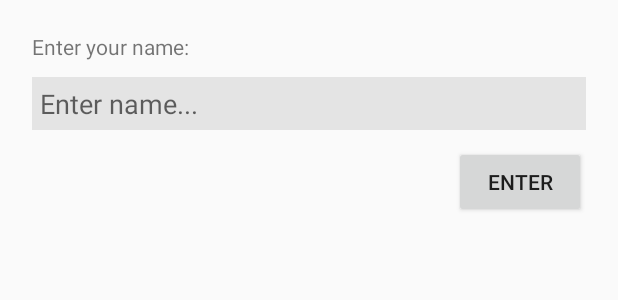
After one commit to prateekmadhikar/ece416chat, an Android app: the layout activity_start.xml on its own in the app's theme, with its tools: preview values and no code run, on a phone screen of 412 x 824 dp. The commit adds this screen. Shown: the top 300 px of the screen. Run offline under Robolectric (Android 15) with nearby library versions, the phone set to English and light mode, and no system bars.

Commit message:
Add Activity to start app and prompt for a name. Add functionality for register, list group users, joining and leaving groups.

```diff
--- /dev/null
+++ b/app/Snaikbytes/app/src/main/res/layout/activity_start.xml
@@ -0,0 +1,36 @@
+<?xml version="1.0" encoding="utf-8"?>
+<LinearLayout xmlns:android="http://schemas.android.com/apk/res/android"
+    xmlns:tools="http://schemas.android.com/tools"
+    android:id="@+id/activity_start"
+    android:layout_width="match_parent"
+    android:layout_height="match_parent"
+    android:padding="16dp"
+    android:orientation="vertical"
+    tools:context="ece416.snaikbytes.StartActivity">
+
+    <TextView
+        android:layout_width="wrap_content"
+        android:layout_height="wrap_content"
+        android:layout_margin="5dp"
+        android:text="Enter your name: " />
+
+    <EditText
+        android:id="@+id/name"
+        android:background="@color/mainEditTextBg"
+        android:layout_width="match_parent"
+        android:layout_height="35dp"
+        android:layout_margin="5dp"
+        android:padding="5dp"
+        android:hint="Enter name..."
+        android:inputType="text"
+        android:maxLines="1" />
+
+    <Button
+        android:layout_height="wrap_content"
+        android:layout_width="wrap_content"
+        android:layout_gravity="right"
+        android:layout_margin="5dip"
+        android:text="Enter"
+        android:onClick="startMainActivity" />
+
+</LinearLayout>
--- a/app/Snaikbytes/app/src/main/res/values/colors.xml
+++ b/app/Snaikbytes/app/src/main/res/values/colors.xml
@@ -4,6 +4,8 @@
     <color name="colorPrimaryDark">#303F9F</color>
     <color name="colorAccent">#FF4081</color>
 
+    <color name="mainEditTextBg">#e4e4e4</color>
+
     <color name="chatButton">#cdd1d4</color>
     <color name="chatMessage">#d4e8f4</color>
 </resources>
```
Also changed, not shown: app/Snaikbytes/app/src/main/AndroidManifest.xml (+6 -2 lines), app/Snaikbytes/app/src/main/java/ece416/snaikbytes/ChatActivity.java (+24 -6 lines), app/Snaikbytes/app/src/main/java/ece416/snaikbytes/MainActivity.java (+40 -13 lines), app/Snaikbytes/app/src/main/java/ece416/snaikbytes/MessageManager.java (+150 -5 lines), app/Snaikbytes/app/src/main/java/ece416/snaikbytes/StartActivity.java (added, +32 -0 lines), app/Snaikbytes/app/src/main/res/layout/activity_main.xml (+8 -18 lines).
